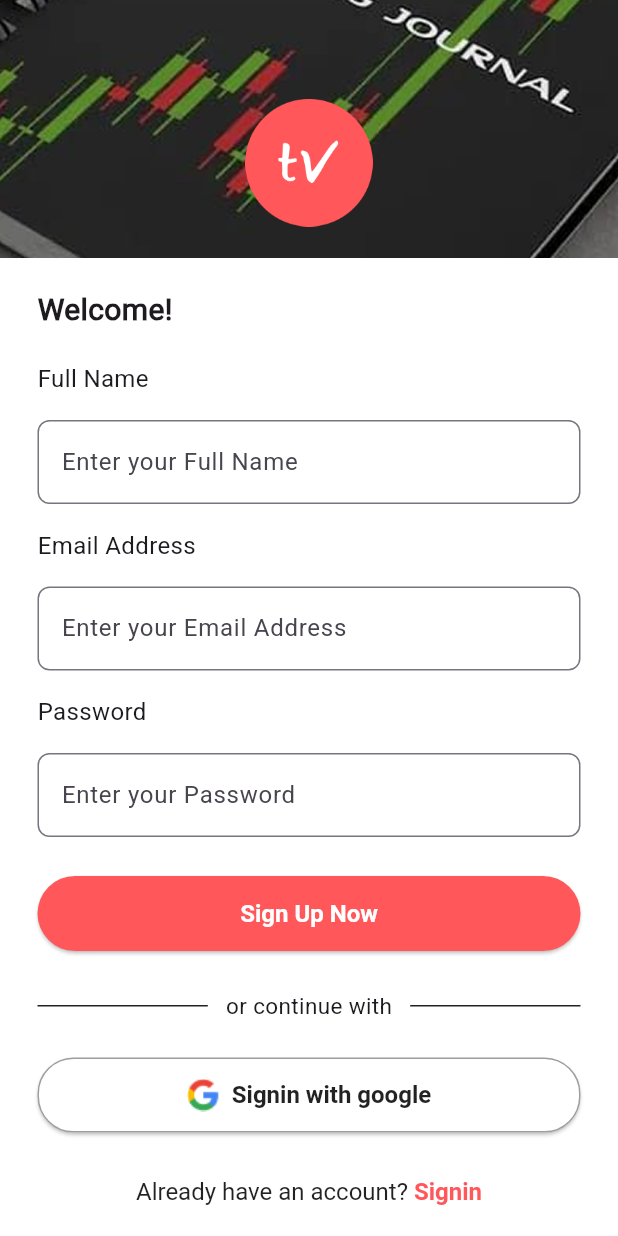
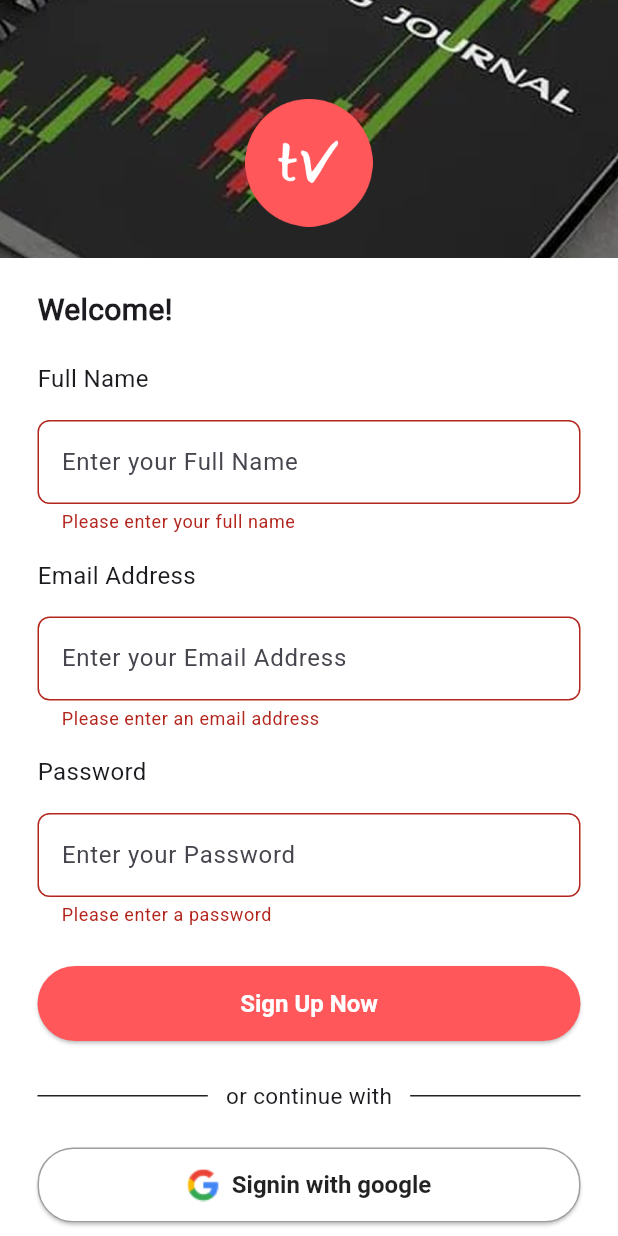
Before and after one commit to Skh121/TradeVerse, a Flutter app: the SignupView screen opened directly, scrolled down 34 dp, after a tap on "Sign Up Now", on a phone screen of 412 x 824 dp. Run offline on Flutter 3.47's test engine with Material 3 defaults, Android fonts, the phone set to English and light mode, and no system bars; our stand-ins replace dartz, dio, equatable, fl_chart, flutter_bloc, get_it and 3 more; accounts and stored records are empty.

Commit message:
Refactor SignupView and SignupViewModel to improve form handling; add context to OnSubmittedEvent for snackbar notifications on registration status.

```diff
--- a/lib/features/auth/presentation/view/signup_view.dart
+++ b/lib/features/auth/presentation/view/signup_view.dart
@@ -11,13 +11,13 @@ import 'package:tradeverse/features/auth/presentation/view_model/signup_view_mod
 class SignupView extends StatelessWidget {
   SignupView({super.key});
 
-  final brandColor = Color(0xFFFF575A);
-
+  final brandColor = const Color(0xFFFF575A);
   final GlobalKey<FormState> _formKey = GlobalKey<FormState>();
 
   @override
   Widget build(BuildContext context) {
     final screenHeight = MediaQuery.of(context).size.height;
+
     return Scaffold(
       backgroundColor: Colors.white,
       body: SingleChildScrollView(
@@ -49,33 +49,35 @@ class SignupView extends StatelessWidget {
               ],
             ),
             Padding(
-              padding: EdgeInsets.symmetric(horizontal: 25, vertical: 20),
+              padding: const EdgeInsets.symmetric(horizontal: 25, vertical: 20),
               child: Form(
                 key: _formKey,
-                child: Column(
+                child: BlocBuilder<SignupViewModel, SignupState>(
+                  builder: (context, state) {
+                    return Column(
                       crossAxisAlignment: CrossAxisAlignment.start,
                       children: [
-                    Text(
+                        const Text(
                           "Welcome!",
                           style: TextStyle(
                             fontWeight: FontWeight.w600,
                             fontSize: 20,
                           ),
                         ),
-                    SizedBox(height: 20),
+                        const SizedBox(height: 20),
 
                         // Full Name
-                    Text(
+                        const Text(
                           "Full Name",
                           style: TextStyle(
                             fontWeight: FontWeight.w500,
                             fontSize: 16,
                           ),
                         ),
-                    SizedBox(height: 16),
+                        const SizedBox(height: 16),
                         TextFormField(
-                      onChanged:
-                          (fullName) => context.read<SignupViewModel>().add(
+                          onChanged: (fullName) =>
+                              context.read<SignupViewModel>().add(
                                     RegisterFullNameChanged(fullName),
                                   ),
                           validator: (value) {
@@ -92,20 +94,20 @@ class SignupView extends StatelessWidget {
                           ),
                         ),
 
-                    SizedBox(height: 16),
+                        const SizedBox(height: 16),
 
                         // Email
-                    Text(
+                        const Text(
                           "Email Address",
                           style: TextStyle(
                             fontWeight: FontWeight.w500,
                             fontSize: 16,
                           ),
                         ),
-                    SizedBox(height: 16),
+                        const SizedBox(height: 16),
                         TextFormField(
-                      onChanged:
-                          (email) => context.read<SignupViewModel>().add(
+                          onChanged: (email) =>
+                              context.read<SignupViewModel>().add(
                                     RegisterEmailChanged(email),
                                   ),
                           validator: (value) {
@@ -128,20 +130,20 @@ class SignupView extends StatelessWidget {
                           ),
                         ),
 
-                    SizedBox(height: 16),
+                        const SizedBox(height: 16),
 
                         // Password
-                    Text(
+                        const Text(
                           "Password",
                           style: TextStyle(
                             fontWeight: FontWeight.w500,
                             fontSize: 16,
                           ),
                         ),
-                    SizedBox(height: 16),
+                        const SizedBox(height: 16),
                         TextFormField(
-                      onChanged:
-                          (password) => context.read<SignupViewModel>().add(
+                          onChanged: (password) =>
+                              context.read<SignupViewModel>().add(
                                     RegisterPasswordChanged(password),
                                   ),
                           validator: (value) {
@@ -162,50 +164,49 @@ class SignupView extends StatelessWidget {
                           ),
                         ),
 
-                    SizedBox(height: 26),
+                        const SizedBox(height: 26),
 
                         // Sign Up Button
                         SizedBox(
                           width: double.infinity,
                           height: 50,
-                      child: BlocBuilder<SignupViewModel, SignupState>(
-                        builder: (context, state) {
-                          return ElevatedButton(
+                          child: ElevatedButton(
                             onPressed: () {
+                              if (_formKey.currentState?.validate() ?? false) {
                                 context.read<SignupViewModel>().add(
                                       OnSubmittedEvent(
                                         state.email,
                                         state.fullName,
                                         state.password,
+                                        context, // ✅ BuildContext passed here
                                       ),
                                     );
+                              }
                             },
-                            child: Text("Sign Up Now"),
-                          );
-                        },
+                            child: const Text("Sign Up Now"),
                           ),
                         ),
 
-                    SizedBox(height: 26),
+                        const SizedBox(height: 26),
 
                         // Divider
                         Row(
-                      children: [
-                        const Expanded(
+                          children: const [
+                            Expanded(
                               child: Divider(
                                 thickness: 1,
                                 color: Colors.black87,
                                 endIndent: 12,
                               ),
                             ),
-                        const Text(
+                            Text(
                               'or continue with',
                               style: TextStyle(
                                 fontSize: 15,
                                 fontWeight: FontWeight.w400,
                               ),
                             ),
-                        const Expanded(
+                            Expanded(
                               child: Divider(
                                 indent: 12,
                                 color: Colors.black87,
@@ -215,14 +216,14 @@ class SignupView extends StatelessWidget {
                           ],
                         ),
 
-                    SizedBox(height: 24),
+                        const SizedBox(height: 24),
 
                         // Google Signin
                         SizedBox(
                           width: double.infinity,
                           child: ElevatedButton.icon(
                             onPressed: () {},
-                        label: Text(
+                            label: const Text(
                               'Signin with google',
                               style: TextStyle(
                                 fontSize: 16,
@@ -233,13 +234,14 @@ class SignupView extends StatelessWidget {
                             style: ElevatedButton.styleFrom(
                               backgroundColor: Colors.white,
                               foregroundColor: Colors.black87,
-                          padding: EdgeInsets.symmetric(
+                              padding: const EdgeInsets.symmetric(
                                 horizontal: 12,
                                 vertical: 14,
                               ),
                               shape: RoundedRectangleBorder(
-                            side: BorderSide(color: Colors.grey, width: 1.0),
-                            borderRadius: BorderRadius.all(
+                                side:
+                                    const BorderSide(color: Colors.grey, width: 1.0),
+                                borderRadius: const BorderRadius.all(
                                   Radius.circular(24),
                                 ),
                               ),
@@ -247,14 +249,14 @@ class SignupView extends StatelessWidget {
                           ),
                         ),
 
-                    SizedBox(height: 30),
+                        const SizedBox(height: 30),
 
                         // Already have account
                         Center(
                           child: RichText(
                             text: TextSpan(
                               text: 'Already have an account?',
-                          style: TextStyle(
+                              style: const TextStyle(
                                 fontSize: 16,
                                 color: Colors.black87,
                               ),
@@ -265,19 +267,13 @@ class SignupView extends StatelessWidget {
                                     color: brandColor,
                                     fontWeight: FontWeight.w600,
                                   ),
-                              recognizer:
-                                  TapGestureRecognizer()
+                                  recognizer: TapGestureRecognizer()
                                     ..onTap = () {
                                       Navigator.push(
                                         context,
                                         MaterialPageRoute(
-                                          builder:
-                                              (context) => BlocProvider(
-                                                create:
-                                                    (context) =>
-                                                        serviceLocator<
-                                                          LoginViewModel
-                                                        >(),
+                                          builder: (context) => BlocProvider(
+                                            create: (_) => serviceLocator<LoginViewModel>(),
                                             child: LoginView(),
                                           ),
                                         ),
@@ -289,6 +285,8 @@ class SignupView extends StatelessWidget {
                           ),
                         ),
                       ],
+                    );
+                  },
                 ),
               ),
             ),
--- a/lib/features/auth/presentation/view_model/signup_view_model/signup_event.dart
+++ b/lib/features/auth/presentation/view_model/signup_view_model/signup_event.dart
@@ -41,11 +41,13 @@ class OnSubmittedEvent extends SignupEvent {
   final String email;
   final String fullName;
   final String password;
+  final BuildContext context;
 
-  const OnSubmittedEvent(this.email, this.fullName, this.password);
+  const OnSubmittedEvent(this.email, this.fullName, this.password, this.context);
 
   @override
   List<Object?> get props => [email, fullName, password];
 }
 
+
 class FormReset extends SignupEvent {}
```
Also changed, not shown: lib/features/auth/presentation/view_model/signup_view_model/signup_view_model.dart (+48 -24 lines). Lines whose indentation alone changed are shown as unchanged.
